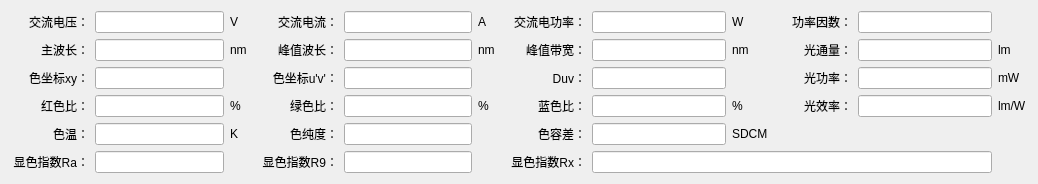
Above: SL2000/HDetailWidget2000AC.ui from hexianqi/QtCode before the change. Below: the same form after it.
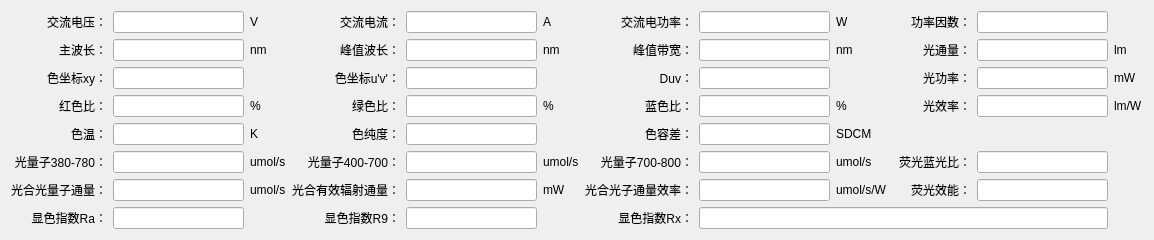
That is the form after the change.

Commit message: Spec：添加光合参数

Patch:
```diff
--- a/SL2000/HDetailWidget2000AC.ui
+++ b/SL2000/HDetailWidget2000AC.ui
@@ -6,8 +6,8 @@
    <rect>
     <x>0</x>
     <y>0</y>
-    <width>1038</width>
-    <height>168</height>
+    <width>1154</width>
+    <height>222</height>
    </rect>
   </property>
   <property name="windowTitle">
@@ -222,6 +222,140 @@
      </property>
     </widget>
    </item>
+   <item row="5" column="0">
+    <widget class="QLabel" name="label_32">
+     <property name="text">
+      <string>光量子380-780：</string>
+     </property>
+     <property name="alignment">
+      <set>Qt::AlignRight|Qt::AlignTrailing|Qt::AlignVCenter</set>
+     </property>
+    </widget>
+   </item>
+   <item row="5" column="1">
+    <widget class="QLineEdit" name="lineEdit_061">
+     <property name="minimumSize">
+      <size>
+       <width>100</width>
+       <height>0</height>
+      </size>
+     </property>
+     <property name="alignment">
+      <set>Qt::AlignCenter</set>
+     </property>
+     <property name="readOnly">
+      <bool>true</bool>
+     </property>
+    </widget>
+   </item>
+   <item row="5" column="2">
+    <widget class="QLabel" name="label_318">
+     <property name="text">
+      <string>umol/s</string>
+     </property>
+     <property name="alignment">
+      <set>Qt::AlignLeading|Qt::AlignLeft|Qt::AlignVCenter</set>
+     </property>
+    </widget>
+   </item>
+   <item row="5" column="3">
+    <widget class="QLabel" name="label_33">
+     <property name="text">
+      <string>光量子400-700：</string>
+     </property>
+     <property name="alignment">
+      <set>Qt::AlignRight|Qt::AlignTrailing|Qt::AlignVCenter</set>
+     </property>
+    </widget>
+   </item>
+   <item row="5" column="4">
+    <widget class="QLineEdit" name="lineEdit_062">
+     <property name="minimumSize">
+      <size>
+       <width>100</width>
+       <height>0</height>
+      </size>
+     </property>
+     <property name="alignment">
+      <set>Qt::AlignCenter</set>
+     </property>
+     <property name="readOnly">
+      <bool>true</bool>
+     </property>
+    </widget>
+   </item>
+   <item row="5" column="5">
+    <widget class="QLabel" name="label_319">
+     <property name="text">
+      <string>umol/s</string>
+     </property>
+     <property name="alignment">
+      <set>Qt::AlignLeading|Qt::AlignLeft|Qt::AlignVCenter</set>
+     </property>
+    </widget>
+   </item>
+   <item row="5" column="6">
+    <widget class="QLabel" name="label_317">
+     <property name="text">
+      <string>光量子700-800：</string>
+     </property>
+     <property name="alignment">
+      <set>Qt::AlignRight|Qt::AlignTrailing|Qt::AlignVCenter</set>
+     </property>
+    </widget>
+   </item>
+   <item row="5" column="7">
+    <widget class="QLineEdit" name="lineEdit_063">
+     <property name="minimumSize">
+      <size>
+       <width>100</width>
+       <height>0</height>
+      </size>
+     </property>
+     <property name="alignment">
+      <set>Qt::AlignCenter</set>
+     </property>
+     <property name="readOnly">
+      <bool>true</bool>
+     </property>
+    </widget>
+   </item>
+   <item row="5" column="8">
+    <widget class="QLabel" name="label_325">
+     <property name="text">
+      <string>umol/s</string>
+     </property>
+     <property name="alignment">
+      <set>Qt::AlignLeading|Qt::AlignLeft|Qt::AlignVCenter</set>
+     </property>
+    </widget>
+   </item>
+   <item row="5" column="9">
+    <widget class="QLabel" name="label_320">
+     <property name="text">
+      <string>荧光蓝光比：</string>
+     </property>
+     <property name="alignment">
+      <set>Qt::AlignRight|Qt::AlignTrailing|Qt::AlignVCenter</set>
+     </property>
+    </widget>
+   </item>
+   <item row="5" column="10">
+    <widget class="QLineEdit" name="lineEdit_064">
+     <property name="minimumSize">
+      <size>
+       <width>100</width>
+       <height>0</height>
+      </size>
+     </property>
+     <property name="alignment">
+      <set>Qt::AlignCenter</set>
+     </property>
+     <property name="readOnly">
+      <bool>true</bool>
+     </property>
+    </widget>
+   </item>
    <item row="1" column="2">
     <widget class="QLabel" name="label_304">
      <property name="minimumSize">
@@ -846,7 +980,7 @@
      </property>
     </widget>
    </item>
-   <item row="5" column="0">
+   <item row="7" column="0">
     <widget class="QLabel" name="label_051">
      <property name="minimumSize">
       <size>
@@ -862,7 +996,7 @@
      </property>
     </widget>
    </item>
-   <item row="5" column="1">
+   <item row="7" column="1">
     <widget class="QLineEdit" name="lineEdit_041">
      <property name="minimumSize">
       <size>
@@ -878,7 +1012,7 @@
      </property>
     </widget>
    </item>
-   <item row="5" column="3">
+   <item row="7" column="3">
     <widget class="QLabel" name="label_052">
      <property name="minimumSize">
       <size>
@@ -894,7 +1028,7 @@
      </property>
     </widget>
    </item>
-   <item row="5" column="4">
+   <item row="7" column="4">
     <widget class="QLineEdit" name="lineEdit_042">
      <property name="minimumSize">
       <size>
@@ -910,7 +1044,7 @@
      </property>
     </widget>
    </item>
-   <item row="5" column="6">
+   <item row="7" column="6">
     <widget class="QLabel" name="label_53">
      <property name="minimumSize">
       <size>
@@ -926,7 +1060,7 @@
      </property>
     </widget>
    </item>
-   <item row="5" column="7" colspan="4">
+   <item row="7" column="7" colspan="4">
     <widget class="QLineEdit" name="lineEdit_043">
      <property name="minimumSize">
       <size>
@@ -945,6 +1079,140 @@
      </property>
     </widget>
    </item>
+   <item row="6" column="0">
+    <widget class="QLabel" name="label_34">
+     <property name="text">
+      <string>光合光量子通量：</string>
+     </property>
+     <property name="alignment">
+      <set>Qt::AlignRight|Qt::AlignTrailing|Qt::AlignVCenter</set>
+     </property>
+    </widget>
+   </item>
+   <item row="6" column="1">
+    <widget class="QLineEdit" name="lineEdit_071">
+     <property name="minimumSize">
+      <size>
+       <width>100</width>
+       <height>0</height>
+      </size>
+     </property>
+     <property name="alignment">
+      <set>Qt::AlignCenter</set>
+     </property>
+     <property name="readOnly">
+      <bool>true</bool>
+     </property>
+    </widget>
+   </item>
+   <item row="6" column="2">
+    <widget class="QLabel" name="label_323">
+     <property name="text">
+      <string>umol/s</string>
+     </property>
+     <property name="alignment">
+      <set>Qt::AlignLeading|Qt::AlignLeft|Qt::AlignVCenter</set>
+     </property>
+    </widget>
+   </item>
+   <item row="6" column="3">
+    <widget class="QLabel" name="label_35">
+     <property name="text">
+      <string>光合有效辐射通量：</string>
+     </property>
+     <property name="alignment">
+      <set>Qt::AlignRight|Qt::AlignTrailing|Qt::AlignVCenter</set>
+     </property>
+    </widget>
+   </item>
+   <item row="6" column="4">
+    <widget class="QLineEdit" name="lineEdit_072">
+     <property name="minimumSize">
+      <size>
+       <width>100</width>
+       <height>0</height>
+      </size>
+     </property>
+     <property name="alignment">
+      <set>Qt::AlignCenter</set>
+     </property>
+     <property name="readOnly">
+      <bool>true</bool>
+     </property>
+    </widget>
+   </item>
+   <item row="6" column="5">
+    <widget class="QLabel" name="label_324">
+     <property name="text">
+      <string>mW</string>
+     </property>
+     <property name="alignment">
+      <set>Qt::AlignLeading|Qt::AlignLeft|Qt::AlignVCenter</set>
+     </property>
+    </widget>
+   </item>
+   <item row="6" column="6">
+    <widget class="QLabel" name="label_321">
+     <property name="text">
+      <string>光合光子通量效率：</string>
+     </property>
+     <property name="alignment">
+      <set>Qt::AlignRight|Qt::AlignTrailing|Qt::AlignVCenter</set>
+     </property>
+    </widget>
+   </item>
+   <item row="6" column="7">
+    <widget class="QLineEdit" name="lineEdit_073">
+     <property name="minimumSize">
+      <size>
+       <width>100</width>
+       <height>0</height>
+      </size>
+     </property>
+     <property name="alignment">
+      <set>Qt::AlignCenter</set>
+     </property>
+     <property name="readOnly">
+      <bool>true</bool>
+     </property>
+    </widget>
+   </item>
+   <item row="6" column="8">
+    <widget class="QLabel" name="label_326">
+     <property name="text">
+      <string>umol/s/W</string>
+     </property>
+     <property name="alignment">
+      <set>Qt::AlignLeading|Qt::AlignLeft|Qt::AlignVCenter</set>
+     </property>
+    </widget>
+   </item>
+   <item row="6" column="9">
+    <widget class="QLabel" name="label_322">
+     <property name="text">
+      <string>荧光效能：</string>
+     </property>
+     <property name="alignment">
+      <set>Qt::AlignRight|Qt::AlignTrailing|Qt::AlignVCenter</set>
+     </property>
+    </widget>
+   </item>
+   <item row="6" column="10">
+    <widget class="QLineEdit" name="lineEdit_074">
+     <property name="minimumSize">
+      <size>
+       <width>100</width>
+       <height>0</height>
+      </size>
+     </property>
+     <property name="alignment">
+      <set>Qt::AlignCenter</set>
+     </property>
+     <property name="readOnly">
+      <bool>true</bool>
+     </property>
+    </widget>
+   </item>
   </layout>
  </widget>
  <resources/>
```
The commit also changes 19 other files.
